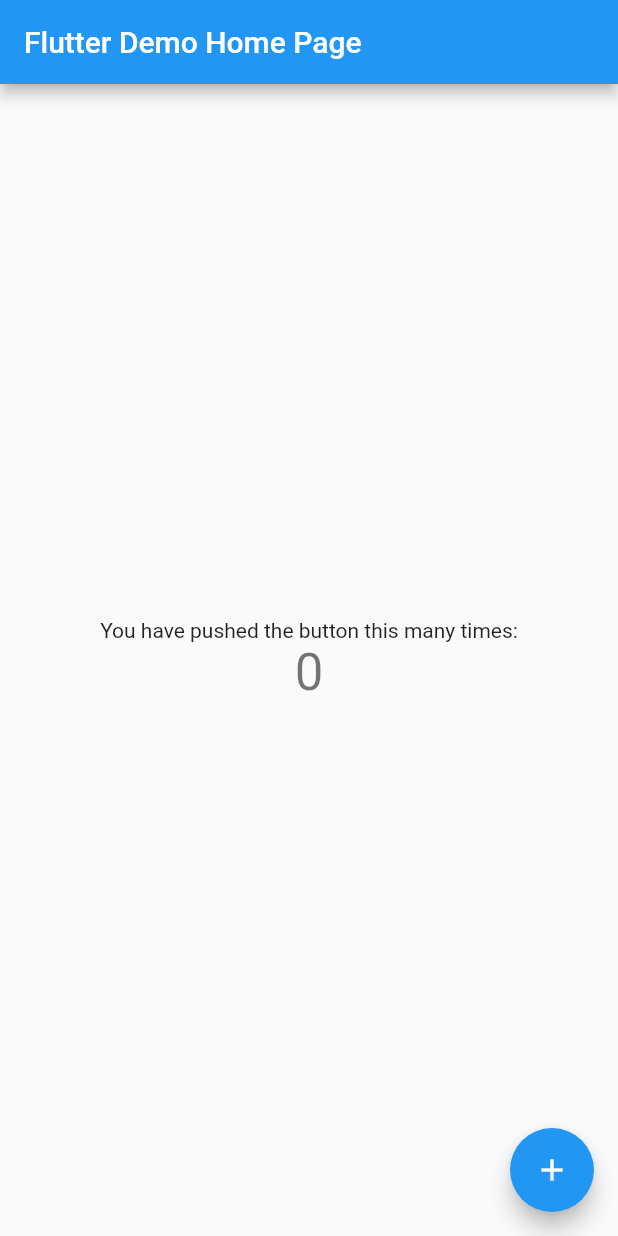
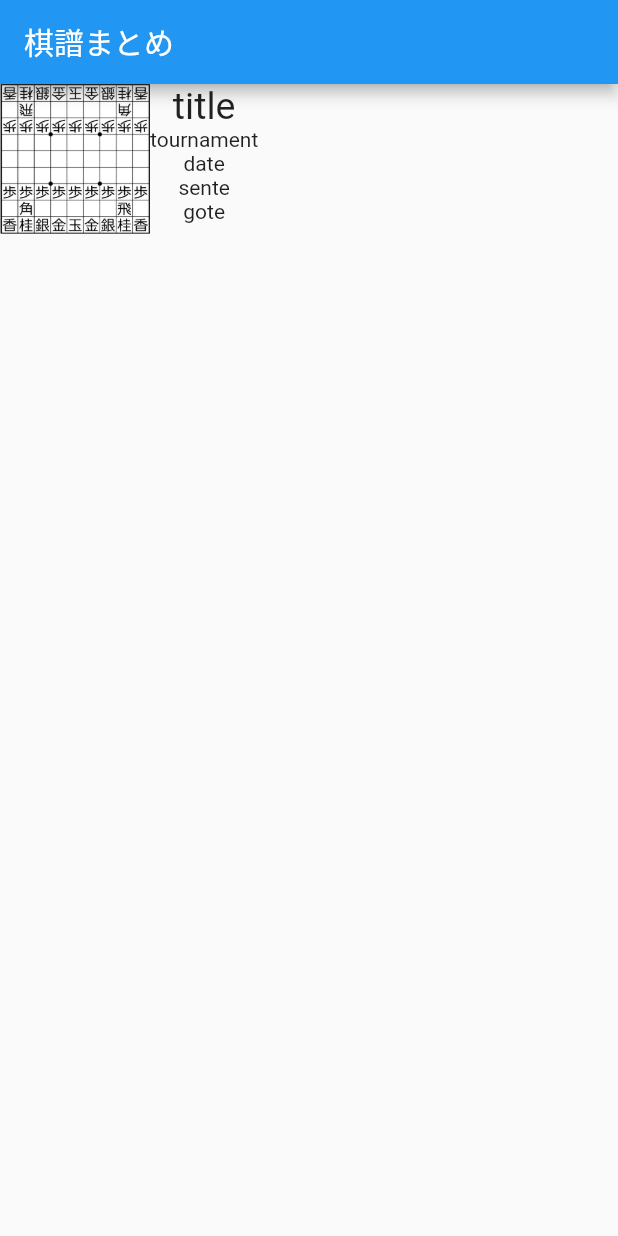
Before and after one commit to hmsket/kif-matome, a Flutter app: the screen it shows after launch, on a phone screen of 412 x 824 dp. Run offline on Flutter 3.47's test engine with Material 2 defaults, Android fonts, the light colour scheme and no system bars.

Commit message:
add: listviewのitemになるwidgetを作ってみた

```diff
--- a/lib/main.dart
+++ b/lib/main.dart
@@ -7,21 +7,11 @@
 class MyApp extends StatelessWidget {
   const MyApp({super.key});
 
-  // This widget is the root of your application.
   @override
   Widget build(BuildContext context) {
     return MaterialApp(
       title: 'Flutter Demo',
       theme: ThemeData(
-        // This is the theme of your application.
-        //
-        // Try running your application with "flutter run". You'll see the
-        // application has a blue toolbar. Then, without quitting the app, try
-        // changing the primarySwatch below to Colors.green and then invoke
-        // "hot reload" (press "r" in the console where you ran "flutter run",
-        // or simply save your changes to "hot reload" in a Flutter IDE).
-        // Notice that the counter didn't reset back to zero; the application
-        // is not restarted.
         primarySwatch: Colors.blue,
       ),
       home: const MyHomePage(title: 'Flutter Demo Home Page'),
@@ -32,15 +22,6 @@
 class MyHomePage extends StatefulWidget {
   const MyHomePage({super.key, required this.title});
 
-  // This widget is the home page of your application. It is stateful, meaning
-  // that it has a State object (defined below) that contains fields that affect
-  // how it looks.
-
-  // This class is the configuration for the state. It holds the values (in this
-  // case the title) provided by the parent (in this case the App widget) and
-  // used by the build method of the State. Fields in a Widget subclass are
-  // always marked "final".
-
   final String title;
 
   @override
@@ -48,68 +29,35 @@
 }
 
 class _MyHomePageState extends State<MyHomePage> {
-  int _counter = 0;
-
-  void _incrementCounter() {
-    setState(() {
-      // This call to setState tells the Flutter framework that something has
-      // changed in this State, which causes it to rerun the build method below
-      // so that the display can reflect the updated values. If we changed
-      // _counter without calling setState(), then the build method would not be
-      // called again, and so nothing would appear to happen.
-      _counter++;
-    });
-  }
 
   @override
   Widget build(BuildContext context) {
-    // This method is rerun every time setState is called, for instance as done
-    // by the _incrementCounter method above.
-    //
-    // The Flutter framework has been optimized to make rerunning build methods
-    // fast, so that you can just rebuild anything that needs updating rather
-    // than having to individually change instances of widgets.
     return Scaffold(
       appBar: AppBar(
-        // Here we take the value from the MyHomePage object that was created by
-        // the App.build method, and use it to set our appbar title.
-        title: Text(widget.title),
+        title: const Text('棋譜まとめ'),
       ),
-      body: Center(
-        // Center is a layout widget. It takes a single child and positions it
-        // in the middle of the parent.
-        child: Column(
-          // Column is also a layout widget. It takes a list of children and
-          // arranges them vertically. By default, it sizes itself to fit its
-          // children horizontally, and tries to be as tall as its parent.
-          //
-          // Invoke "debug painting" (press "p" in the console, choose the
-          // "Toggle Debug Paint" action from the Flutter Inspector in Android
-          // Studio, or the "Toggle Debug Paint" command in Visual Studio Code)
-          // to see the wireframe for each widget.
-          //
-          // Column has various properties to control how it sizes itself and
-          // how it positions its children. Here we use mainAxisAlignment to
-          // center the children vertically; the main axis here is the vertical
-          // axis because Columns are vertical (the cross axis would be
-          // horizontal).
-          mainAxisAlignment: MainAxisAlignment.center,
-          children: <Widget>[
-            const Text(
-              'You have pushed the button this many times:',
-            ),
-            Text(
-              '$_counter',
-              style: Theme.of(context).textTheme.headline4,
-            ),
-          ],
+      body: Container(
+        child: (
+          Row(
+            children: [
+              Container(
+                alignment: Alignment.topLeft,
+                width: 100,
+                child: Image.asset('images/board.png'),
+              ),
+              Column(
+                children: [
+                  Text('title', style: TextStyle(fontSize: 25),),
+                  Text('tournament'),
+                  Text('date'),
+                  Text('sente'),
+                  Text('gote'),
+                ],
+              )
+            ],
+          )
         ),
       ),
-      floatingActionButton: FloatingActionButton(
-        onPressed: _incrementCounter,
-        tooltip: 'Increment',
-        child: const Icon(Icons.add),
-      ), // This trailing comma makes auto-formatting nicer for build methods.
     );
   }
 }
--- a/pubspec.yaml
+++ b/pubspec.yaml
@@ -60,9 +60,8 @@
   uses-material-design: true
 
   # To add assets to your application, add an assets section, like this:
-  # assets:
-  #   - images/a_dot_burr.jpeg
-  #   - images/a_dot_ham.jpeg
+  assets:
+    - images/board.png
 
   # An image asset can refer to one or more resolution-specific "variants", see
   # https://flutter.dev/assets-and-images/#resolution-aware
```
Also changed, not shown: images/board.png (added).
